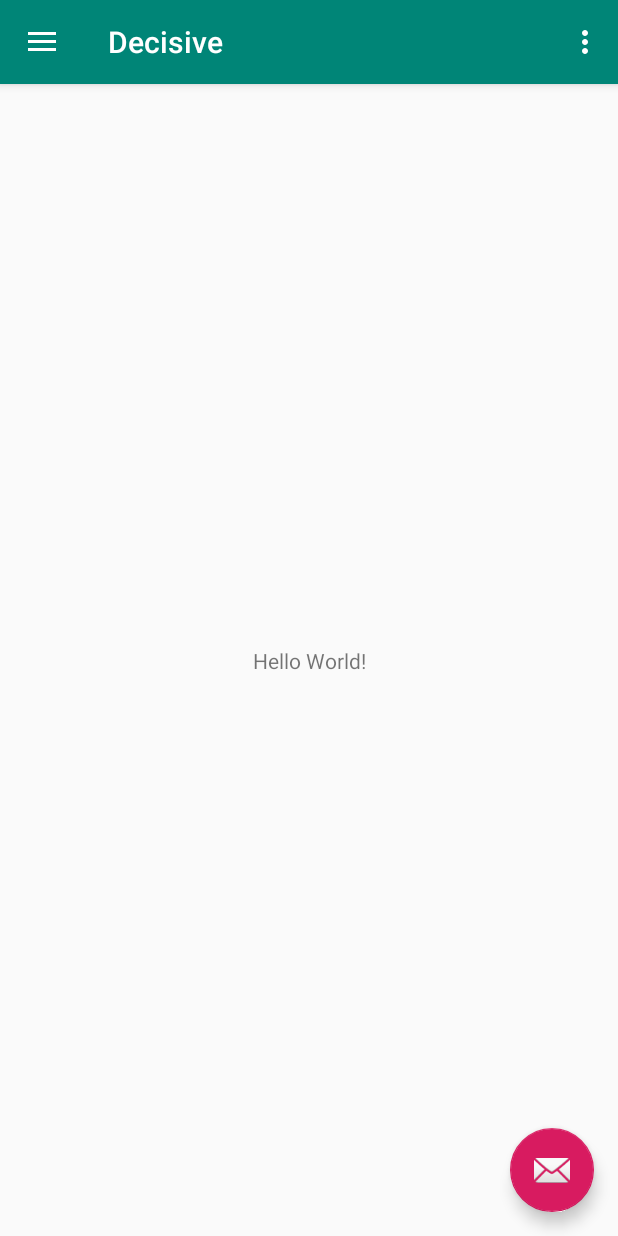
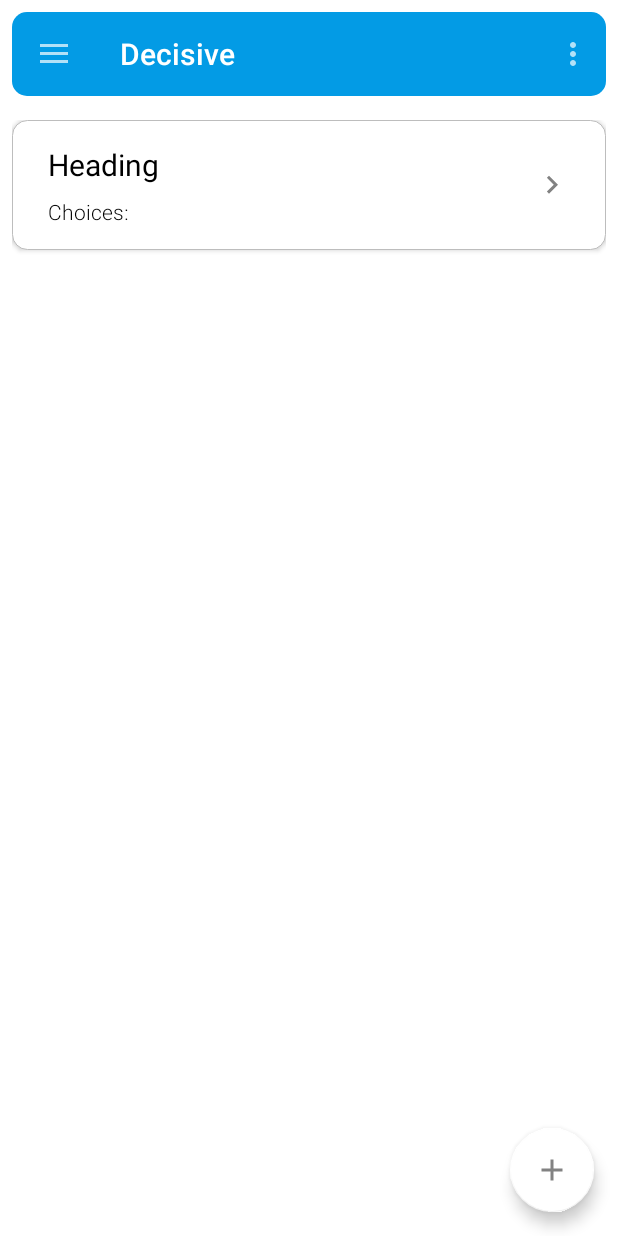
Before and after one commit to baileytye/Capstone-Project, an Android app: the screen it shows after launch (MainActivity), on a phone screen of 412 x 824 dp. Run offline under Robolectric (Android 15) with nearby library versions, the phone set to English and light mode, and no system bars.

Commit message:
Create basic home screen
 - Create floating toolbar with style usable everywhere
 - Create basic project card view
 - Set theme colors, and some basic theme properties

```diff
--- /dev/null
+++ b/app/src/main/res/drawable/card_background.xml
@@ -0,0 +1,10 @@
+<?xml version="1.0" encoding="utf-8"?>
+<shape xmlns:android="http://schemas.android.com/apk/res/android"
+    android:shape="rectangle">
+
+    <solid android:color="@color/white" />
+    <stroke
+        android:width="0.75dp"
+        android:color="@color/cardStroke" />
+    <corners android:radius="10dp" />
+</shape>
--- /dev/null
+++ b/app/src/main/res/drawable/ic_add_black_24dp.xml
@@ -0,0 +1,9 @@
+<vector xmlns:android="http://schemas.android.com/apk/res/android"
+        android:width="24dp"
+        android:height="24dp"
+        android:viewportWidth="24.0"
+        android:viewportHeight="24.0">
+    <path
+        android:fillColor="#FF000000"
+        android:pathData="M19,13h-6v6h-2v-6H5v-2h6V5h2v6h6v2z"/>
+</vector>
--- /dev/null
+++ b/app/src/main/res/drawable/ic_keyboard_arrow_right_black_24dp.xml
@@ -0,0 +1,9 @@
+<vector xmlns:android="http://schemas.android.com/apk/res/android"
+        android:width="24dp"
+        android:height="24dp"
+        android:viewportWidth="24.0"
+        android:viewportHeight="24.0">
+    <path
+        android:fillColor="#FF000000"
+        android:pathData="M8.59,16.34l4.58,-4.59 -4.58,-4.59L10,5.75l6,6 -6,6z"/>
+</vector>
--- /dev/null
+++ b/app/src/main/res/drawable/toolbar.xml
@@ -0,0 +1,9 @@
+<?xml version="1.0" encoding="utf-8"?>
+<shape xmlns:android="http://schemas.android.com/apk/res/android"
+    android:shape="rectangle">
+
+    <solid android:color="@color/colorPrimary" />
+
+    <corners android:radius="10dip" />
+
+</shape>
--- a/app/src/main/res/layout/activity_main.xml
+++ b/app/src/main/res/layout/activity_main.xml
@@ -19,6 +19,8 @@
         android:layout_height="match_parent"
         android:layout_gravity="start"
         android:fitsSystemWindows="true"
+        app:itemTextColor="@color/black"
+        app:itemIconTint="@color/black"
         app:headerLayout="@layout/nav_header_main"
         app:menu="@menu/activity_main_drawer" />
 
--- a/app/src/main/res/layout/app_bar_main.xml
+++ b/app/src/main/res/layout/app_bar_main.xml
@@ -9,13 +9,11 @@
     <com.google.android.material.appbar.AppBarLayout
         android:layout_width="match_parent"
         android:layout_height="wrap_content"
-        android:theme="@style/AppTheme.AppBarOverlay">
+        style="@style/MyAppbarLayoutStyle">
 
         <androidx.appcompat.widget.Toolbar
             android:id="@+id/toolbar"
-            android:layout_width="match_parent"
-            android:layout_height="?attr/actionBarSize"
-            android:background="?attr/colorPrimary"
+            style="@style/MyToolbarStyle"
             app:popupTheme="@style/AppTheme.PopupOverlay" />
 
     </com.google.android.material.appbar.AppBarLayout>
@@ -24,10 +22,7 @@
 
     <com.google.android.material.floatingactionbutton.FloatingActionButton
         android:id="@+id/fab"
-        android:layout_width="wrap_content"
-        android:layout_height="wrap_content"
-        android:layout_gravity="bottom|end"
-        android:layout_margin="@dimen/fab_margin"
-        app:srcCompat="@android:drawable/ic_dialog_email" />
+        app:srcCompat="@drawable/ic_add_black_24dp"
+        style="@style/MyFabStyle"/>
 
 </androidx.coordinatorlayout.widget.CoordinatorLayout>
--- /dev/null
+++ b/app/src/main/res/layout/card_project.xml
@@ -0,0 +1,43 @@
+<?xml version="1.0" encoding="utf-8"?>
+<androidx.constraintlayout.widget.ConstraintLayout xmlns:android="http://schemas.android.com/apk/res/android"
+    xmlns:app="http://schemas.android.com/apk/res-auto"
+    xmlns:tools="http://schemas.android.com/tools"
+    android:id="@+id/constraintLayout"
+    android:layout_width="match_parent"
+    android:layout_height="wrap_content"
+    android:background="@drawable/card_background"
+    android:elevation="2dp"
+    android:orientation="vertical"
+    android:padding="16dp">
+
+    <TextView
+        android:id="@+id/textView2"
+        android:layout_width="wrap_content"
+        android:layout_height="wrap_content"
+        android:layout_marginStart="8dp"
+        android:text="Heading"
+        android:textAppearance="@style/CardHeadingTextStyle"
+        app:layout_constraintStart_toStartOf="parent"
+        app:layout_constraintTop_toTopOf="parent" />
+
+    <TextView
+        android:id="@+id/textView3"
+        android:layout_width="wrap_content"
+        android:layout_height="wrap_content"
+        android:layout_marginTop="8dp"
+        android:text="Choices:"
+        android:textAppearance="@style/CardSubHeadingTextStyle"
+        app:layout_constraintStart_toStartOf="@+id/textView2"
+        app:layout_constraintTop_toBottomOf="@+id/textView2" />
+
+    <ImageView
+        android:id="@+id/imageView2"
+        android:layout_width="wrap_content"
+        android:layout_height="wrap_content"
+        android:layout_marginEnd="8dp"
+        android:tint="@color/grey3"
+        app:layout_constraintBottom_toBottomOf="parent"
+        app:layout_constraintEnd_toEndOf="parent"
+        app:layout_constraintTop_toTopOf="parent"
+        app:srcCompat="@drawable/ic_keyboard_arrow_right_black_24dp" />
+</androidx.constraintlayout.widget.ConstraintLayout>
--- a/app/src/main/res/layout/content_main.xml
+++ b/app/src/main/res/layout/content_main.xml
@@ -4,17 +4,15 @@
     xmlns:tools="http://schemas.android.com/tools"
     android:layout_width="match_parent"
     android:layout_height="match_parent"
+    android:padding="8dp"
     app:layout_behavior="@string/appbar_scrolling_view_behavior"
     tools:context=".MainActivity"
     tools:showIn="@layout/app_bar_main">
 
-    <TextView
-        android:layout_width="wrap_content"
+    <include
+        layout="@layout/card_project"
+        android:layout_width="match_parent"
         android:layout_height="wrap_content"
-        android:text="Hello World!"
-        app:layout_constraintBottom_toBottomOf="parent"
-        app:layout_constraintLeft_toLeftOf="parent"
-        app:layout_constraintRight_toRightOf="parent"
-        app:layout_constraintTop_toTopOf="parent" />
-
+        tools:layout_editor_absoluteX="8dp"
+        tools:layout_editor_absoluteY="8dp" />
 </androidx.constraintlayout.widget.ConstraintLayout>
--- a/app/src/main/res/values-v21/styles.xml
+++ /dev/null
@@ -1,8 +0,0 @@
-<resources>
-
-    <style name="AppTheme.NoActionBar">
-        <item name="windowActionBar">false</item>
-        <item name="windowNoTitle">true</item>
-        <item name="android:statusBarColor">@android:color/transparent</item>
-    </style>
-</resources>
--- a/app/src/main/res/values/colors.xml
+++ b/app/src/main/res/values/colors.xml
@@ -1,6 +1,14 @@
 <?xml version="1.0" encoding="utf-8"?>
 <resources>
-    <color name="colorPrimary">#008577</color>
-    <color name="colorPrimaryDark">#00574B</color>
-    <color name="colorAccent">#D81B60</color>
+    <color name="colorPrimary">#039BE5</color>
+    <color name="colorPrimaryDark">#006DB3</color>
+    <color name="colorPrimaryLight">#63CCFF</color>
+    <color name="colorAccent">#ffffff</color>
+
+    <color name="cardStroke">#BDBDBD</color>
+
+    <color name="grey3">#828282</color>
+
+    <color name="white">#ffffff</color>
+    <color name="black">#000000</color>
 </resources>
--- a/app/src/main/res/values/styles.xml
+++ b/app/src/main/res/values/styles.xml
@@ -1,11 +1,13 @@
 <resources>
 
     <!-- Base application theme. -->
-    <style name="AppTheme" parent="Theme.AppCompat.Light.DarkActionBar">
+    <style name="AppTheme" parent="Theme.AppCompat">
         <!-- Customize your theme here. -->
         <item name="colorPrimary">@color/colorPrimary</item>
         <item name="colorPrimaryDark">@color/colorPrimaryDark</item>
         <item name="colorAccent">@color/colorAccent</item>
+        <item name="android:windowBackground">@color/white</item>
+        <item name="android:textColor">@color/black</item>
     </style>
 
     <style name="AppTheme.NoActionBar">
@@ -13,8 +15,45 @@
         <item name="windowNoTitle">true</item>
     </style>
 
-    <style name="AppTheme.AppBarOverlay" parent="ThemeOverlay.AppCompat.Dark.ActionBar" />
+    <!--AppbarLayout Style-->
+    <style name="MyAppbarLayoutStyle" >
+        <item name="elevation">0dp</item>
+        <item name="android:padding">8dp</item>
+        <item name="android:background">@null</item>
+    </style>
+
+    <!--Toolbar Style-->
+    <style name="MyToolbarStyle" parent="@style/Widget.AppCompat.ActionBar.Solid">
+        <item name="android:background">@drawable/toolbar</item>
+        <item name="elevation">4dp</item>
+        <item name="android:layout_width">match_parent</item>
+        <item name="android:layout_height">?attr/actionBarSize</item>
+    </style>
+
+    <!--Floating Action Button Style-->
+    <style name="MyFabStyle">
+        <item name="android:elevation">8dp</item>
+        <item name="android:layout_width">wrap_content</item>
+        <item name="android:layout_height">wrap_content</item>
+        <item name="android:layout_gravity">bottom|end</item>
+        <item name="android:layout_margin">@dimen/fab_margin</item>
+        <item name="android:tint">@color/grey3</item>
+    </style>
+
+    <style name="AppTheme.AppBarOverlay" parent="ThemeOverlay.AppCompat.Light" />
 
     <style name="AppTheme.PopupOverlay" parent="ThemeOverlay.AppCompat.Light" />
 
+    <!--Card Heading Text Style-->
+    <style name="CardHeadingTextStyle" parent="@style/TextAppearance.AppCompat.Display1">
+        <item name="android:textSize">20sp</item>
+    </style>
+
+    <!--Card Sub Heading Text Style-->
+    <style name="CardSubHeadingTextStyle" parent="@style/TextAppearance.AppCompat.Subhead">
+        <item name="android:fontFamily">sans-serif-light</item>
+        <item name="android:textSize">14sp</item>
+    </style>
+
+
 </resources>
```
